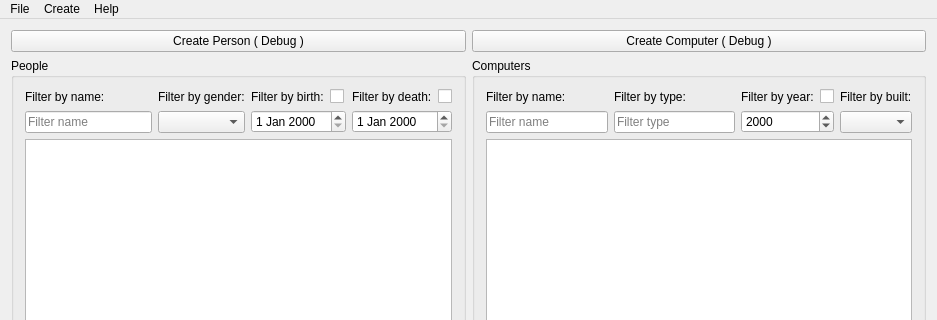
Old version of the form skilaverkefni3/ui/mainwindow.ui in the repository Njallzzz/Skilaverkefni; both pictures show x 0 to 937 and y 0 to 320 of the 937 by 575 pixel window.
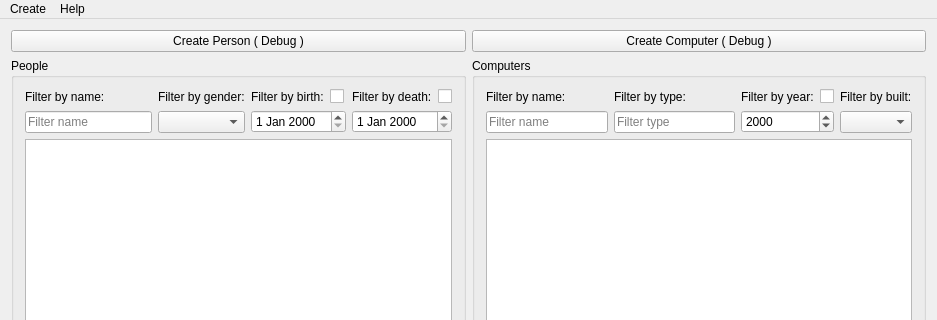
New version of the form.

Commit message: Removed File toolbar

Diff of the .ui file:
```diff
--- a/skilaverkefni3/ui/mainwindow.ui
+++ b/skilaverkefni3/ui/mainwindow.ui
@@ -295,14 +295,6 @@
      <height>21</height>
     </rect>
    </property>
-   <widget class="QMenu" name="menuFile">
-    <property name="title">
-     <string>File</string>
-    </property>
-    <addaction name="actionNew"/>
-    <addaction name="actionOpen"/>
-    <addaction name="actionSave"/>
-   </widget>
    <widget class="QMenu" name="menuEntry">
     <property name="title">
      <string>Create</string>
@@ -316,7 +308,6 @@
     </property>
     <addaction name="actionAbout"/>
    </widget>
-   <addaction name="menuFile"/>
    <addaction name="menuEntry"/>
    <addaction name="menuHelp"/>
   </widget>
```
Left out of the diff: 15 changed lines with no effect on the pictures. The commit also changes 2 other files.
